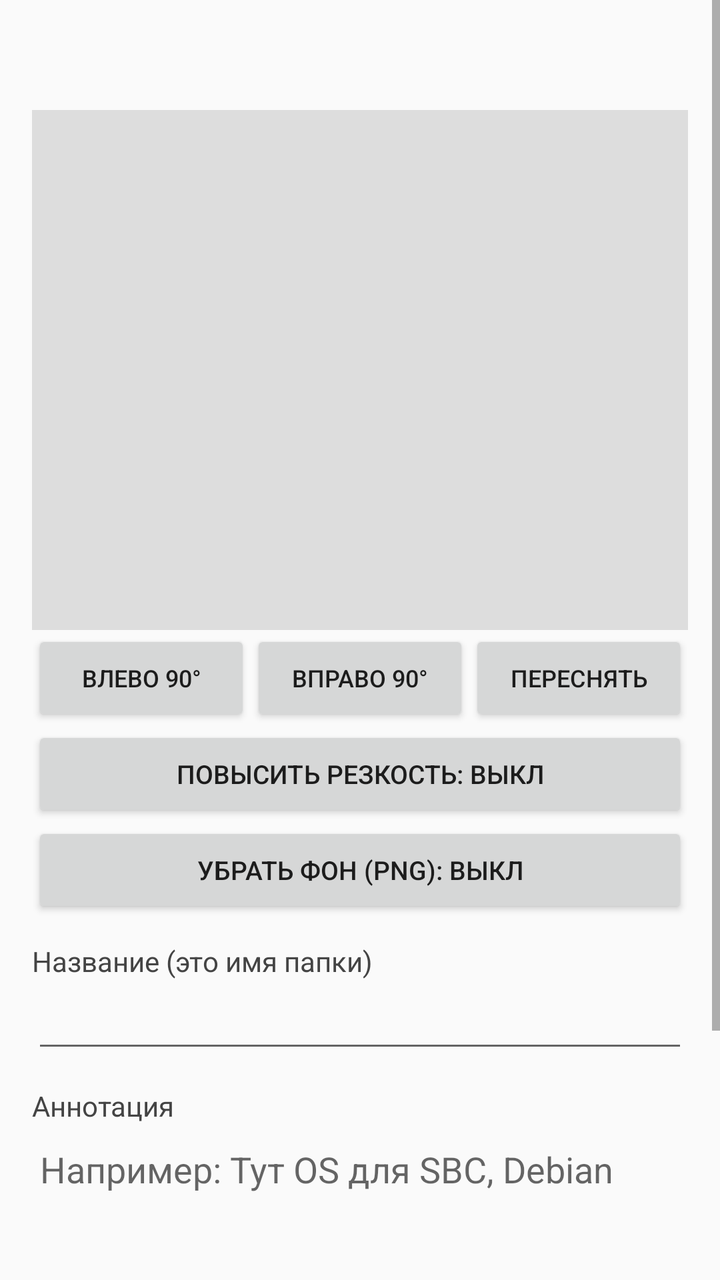
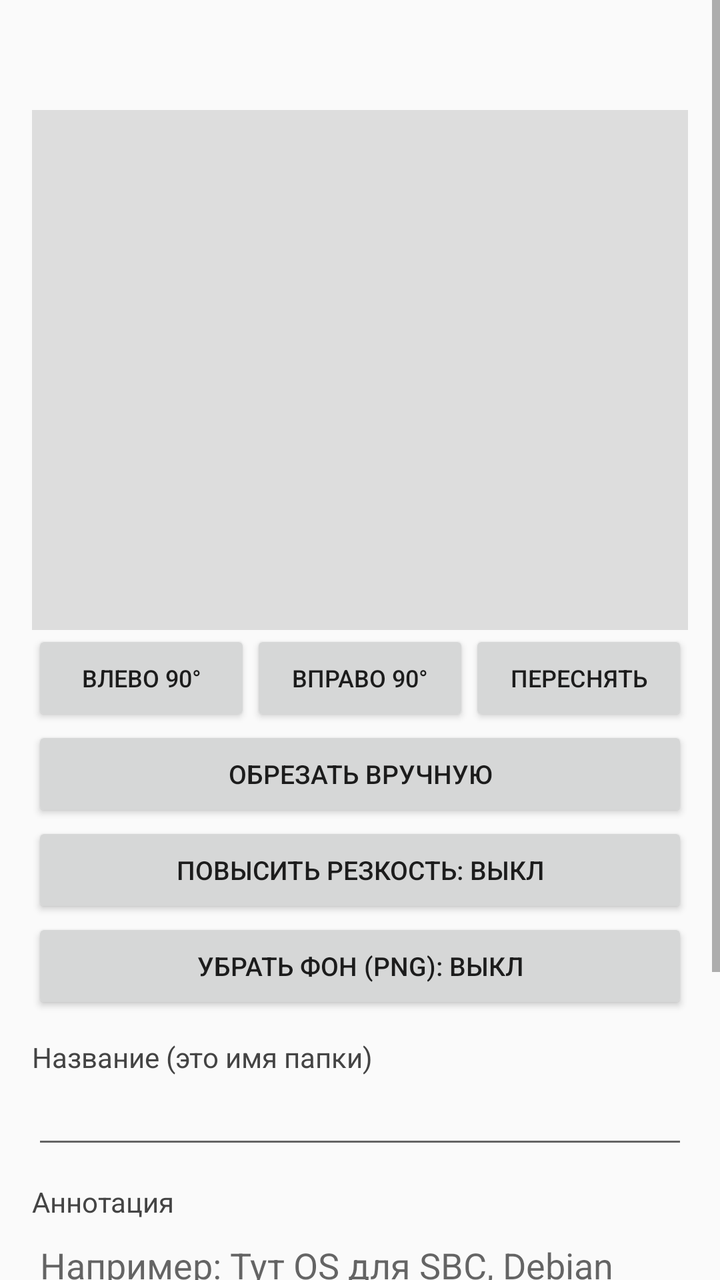

Compare the two renders of this Android layout. The source of the first and the diff that turns it into the second are given below.
<!-- AndroidManifest.xml: application theme AppTheme -->
<!-- res/layout/activity_edit.xml -->
<?xml version="1.0" encoding="utf-8"?>
<ScrollView xmlns:android="http://schemas.android.com/apk/res/android"
    android:layout_width="match_parent"
    android:layout_height="match_parent"
    android:background="#FAFAFA">

    <LinearLayout
        android:layout_width="match_parent"
        android:layout_height="wrap_content"
        android:orientation="vertical"
        android:padding="16dp">

        <TextView
            android:id="@+id/title"
            android:layout_width="match_parent"
            android:layout_height="wrap_content"
            android:textColor="#111111"
            android:textSize="20sp"
            android:textStyle="bold" />

        <ImageView
            android:id="@+id/photo"
            android:layout_width="match_parent"
            android:layout_height="260dp"
            android:layout_marginTop="12dp"
            android:background="#DDDDDD"
            android:scaleType="fitCenter" />

        <LinearLayout
            android:layout_width="match_parent"
            android:layout_height="wrap_content"
            android:orientation="horizontal">

            <Button
                android:id="@+id/btnRotL"
                android:layout_width="0dp"
                android:layout_height="wrap_content"
                android:layout_weight="1"
                android:text="Влево 90°"
                android:textSize="12sp" />

            <Button
                android:id="@+id/btnRotR"
                android:layout_width="0dp"
                android:layout_height="wrap_content"
                android:layout_weight="1"
                android:text="Вправо 90°"
                android:textSize="12sp" />

            <Button
                android:id="@+id/btnRetake"
                android:layout_width="0dp"
                android:layout_height="wrap_content"
                android:layout_weight="1"
                android:text="Переснять"
                android:textSize="12sp" />
        </LinearLayout>

        <Button
            android:id="@+id/btnSharpen"
            android:layout_width="match_parent"
            android:layout_height="wrap_content"
            android:text="Повысить резкость: выкл"
            android:textSize="13sp" />

        <Button
            android:id="@+id/btnCutout"
            android:layout_width="match_parent"
            android:layout_height="wrap_content"
            android:text="Убрать фон (PNG): выкл"
            android:textSize="13sp" />

        <TextView
            android:layout_width="wrap_content"
            android:layout_height="wrap_content"
            android:layout_marginTop="12dp"
            android:text="Название (это имя папки)"
            android:textColor="#444444" />

        <EditText
            android:id="@+id/nameEt"
            android:layout_width="match_parent"
            android:layout_height="wrap_content"
            android:inputType="text"
            android:maxLines="1" />

        <TextView
            android:layout_width="wrap_content"
            android:layout_height="wrap_content"
            android:layout_marginTop="12dp"
            android:text="Аннотация"
            android:textColor="#444444" />

        <EditText
            android:id="@+id/noteEt"
            android:layout_width="match_parent"
            android:layout_height="wrap_content"
            android:gravity="top"
            android:hint="Например: Тут OS для SBC, Debian"
            android:inputType="textMultiLine|textCapSentences"
            android:minLines="4" />

        <Button
            android:id="@+id/btnSave"
            android:layout_width="match_parent"
            android:layout_height="wrap_content"
            android:layout_marginTop="16dp"
            android:text="Сохранить" />

        <Button
            android:id="@+id/btnDelete"
            android:layout_width="match_parent"
            android:layout_height="wrap_content"
            android:text="Удалить"
            android:textColor="#C62828" />
    </LinearLayout>
</ScrollView>
<!-- resources referenced by this layout -->
<resources>
  <style name="AppTheme" parent="Theme.AppCompat.Light.NoActionBar">
          <item name="colorPrimary">#1565C0</item>
          <item name="colorPrimaryDark">#0D47A1</item>
          <item name="colorAccent">#1565C0</item>
          <item name="android:statusBarColor">#0D47A1</item>
      </style>
</resources>

<!-- the commit's change to res/layout/activity_edit.xml (unified diff, before → after) -->
@@ -55,6 +55,13 @@
                 android:text="Переснять"
                 android:textSize="12sp" />
         </LinearLayout>
+
+        <Button
+            android:id="@+id/btnCrop"
+            android:layout_width="match_parent"
+            android:layout_height="wrap_content"
+            android:text="Обрезать вручную"
+            android:textSize="13sp" />
 
         <Button
             android:id="@+id/btnSharpen"
